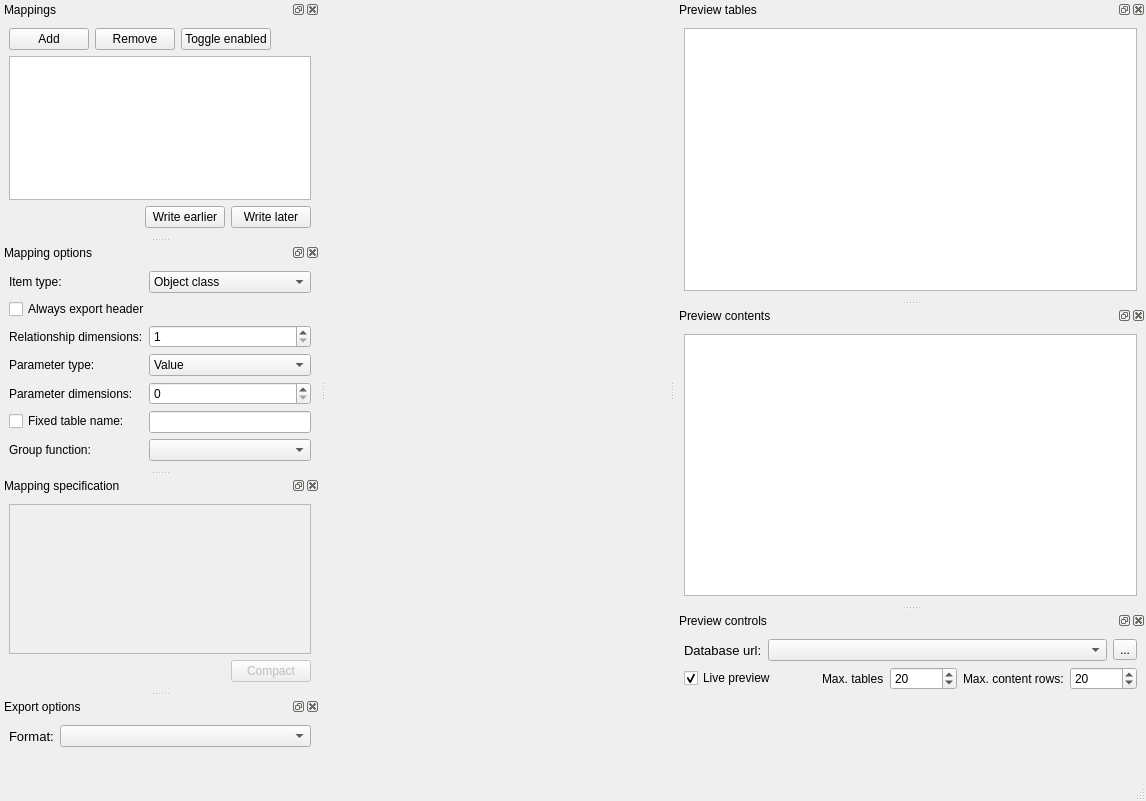
This is spine_items/exporter/ui/specification_editor.ui in spine-tools/spine-items as Qt 5 draws it before an edit. The edited form follows.
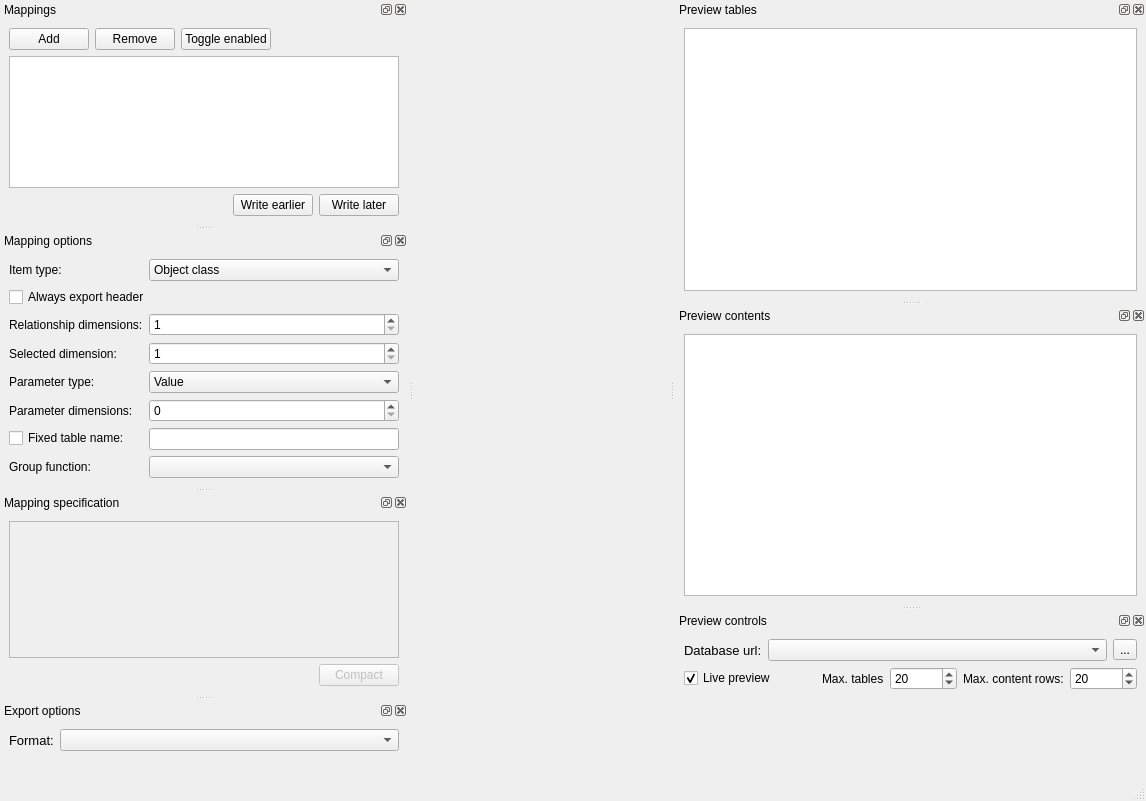
This is the edited form. Icons and pictures are not drawn. Custom widgets are drawn as their Qt base class.

What changed in the file:
```diff
--- a/spine_items/exporter/ui/specification_editor.ui
+++ b/spine_items/exporter/ui/specification_editor.ui
@@ -173,6 +173,11 @@
            <string>Relationship class</string>
           </property>
          </item>
+         <item>
+          <property name="text">
+           <string>Relationship class with object parameter</string>
+          </property>
+         </item>
          <item>
           <property name="text">
            <string>Object group</string>
@@ -237,14 +242,14 @@
          </property>
         </widget>
        </item>
-       <item row="3" column="0">
+       <item row="4" column="0">
         <widget class="QLabel" name="label_5">
          <property name="text">
           <string>Parameter type:</string>
          </property>
         </widget>
        </item>
-       <item row="3" column="1">
+       <item row="4" column="1">
         <widget class="QComboBox" name="parameter_type_combo_box">
          <item>
           <property name="text">
@@ -263,28 +268,28 @@
          </item>
         </widget>
        </item>
-       <item row="4" column="0">
+       <item row="5" column="0">
         <widget class="QLabel" name="label_10">
          <property name="text">
           <string>Parameter dimensions:</string>
          </property>
         </widget>
        </item>
-       <item row="4" column="1">
+       <item row="5" column="1">
         <widget class="QSpinBox" name="parameter_dimensions_spin_box">
          <property name="toolTip">
           <string>Number of expected parameter value dimensions.</string>
          </property>
         </widget>
        </item>
-       <item row="6" column="0">
+       <item row="7" column="0">
         <widget class="QLabel" name="label_6">
          <property name="text">
           <string>Group function:</string>
          </property>
         </widget>
        </item>
-       <item row="6" column="1">
+       <item row="7" column="1">
         <widget class="QComboBox" name="group_fn_combo_box">
          <property name="toolTip">
           <string>Group/aggregate data that ends up in the same cell in pivot tables.</string>
@@ -301,16 +306,33 @@
          </property>
         </widget>
        </item>
-       <item row="5" column="0">
+       <item row="6" column="0">
         <widget class="QCheckBox" name="fix_table_name_check_box">
          <property name="text">
           <string>Fixed table name:</string>
          </property>
         </widget>
        </item>
-       <item row="5" column="1">
+       <item row="6" column="1">
         <widget class="QLineEdit" name="fix_table_name_line_edit"/>
        </item>
+       <item row="3" column="0">
+        <widget class="QLabel" name="label_7">
+         <property name="text">
+          <string>Selected dimension:</string>
+         </property>
+        </widget>
+       </item>
+       <item row="3" column="1">
+        <widget class="QSpinBox" name="highlight_dimension_spin_box">
+         <property name="toolTip">
+          <string>Relationship dimension used to select object parameters for export.</string>
+         </property>
+         <property name="minimum">
+          <number>1</number>
+         </property>
+        </widget>
+       </item>
       </layout>
      </item>
      <item>
```
